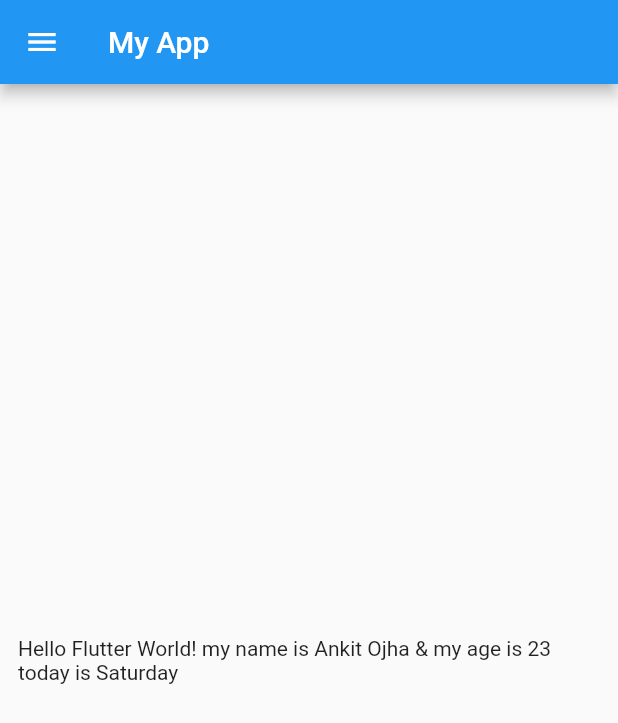
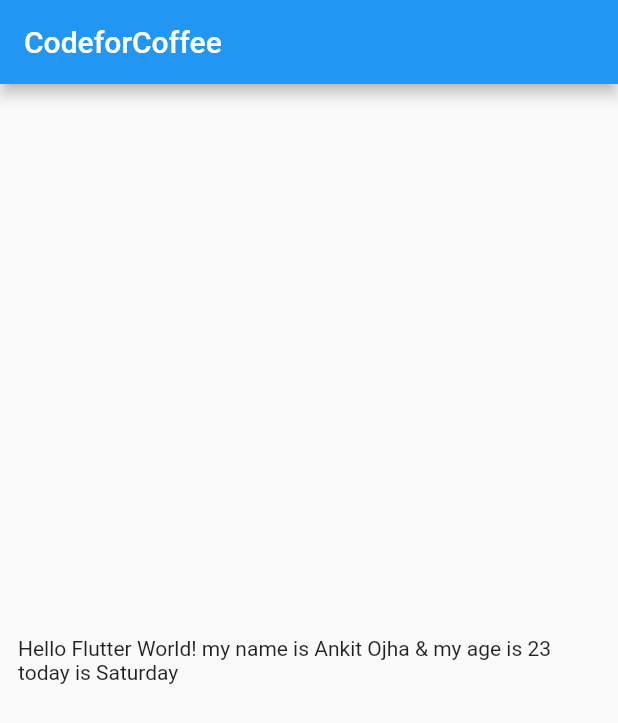
Before and after one commit to ankitojha07/myapp_test, a Flutter app: the screen it shows after launch, on a phone screen of 412 x 824 dp. Shown: the top 723 px of the screen. Run offline on Flutter 3.47's test engine with Material 2 defaults, Android fonts, the light colour scheme and no system bars.

Commit message:
dark and light theme concept

```diff
--- a/lib/main.dart
+++ b/lib/main.dart
@@ -11,8 +11,16 @@ class MyApp extends StatelessWidget {
   @override
   Widget build(BuildContext context) {
     bringMeSome(87, bag: false, rupees: 25);
-    return const MaterialApp(
+    return MaterialApp(
       home: HomePage(),
+      themeMode: ThemeMode.dark,
+      darkTheme: ThemeData(
+          // brightness: Brightness.dark,
+          primarySwatch: Colors.blue),
+      theme: ThemeData(
+        // brightness: Brightness.dark,
+        primarySwatch: Colors.red,
+      ),
       debugShowCheckedModeBanner: false,
     );
   }
--- a/lib/pages/home_page.dart
+++ b/lib/pages/home_page.dart
@@ -11,7 +11,7 @@ class HomePage extends StatelessWidget {
 
     return Scaffold(
       appBar: AppBar(
-        title: Text('My App'),
+        title: Text('CodeforCoffee'),
       ),
       body: Center(
         child: Padding(
@@ -20,7 +20,7 @@ class HomePage extends StatelessWidget {
               'Hello Flutter World! my name is $name & my age is $age today is $day'),
         ),
       ),
-      drawer: const Drawer(),
+      // drawer: const Drawer(),
     );
   }
 }
```
